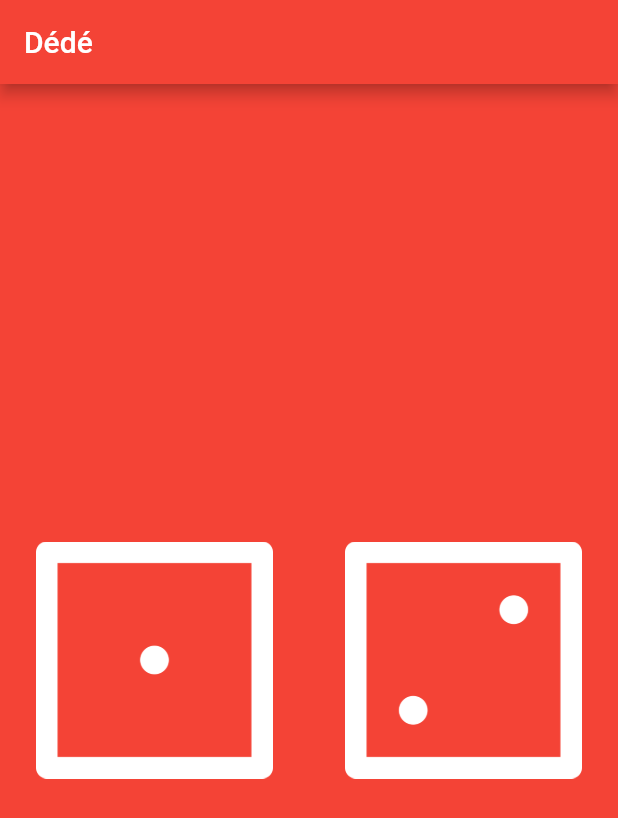
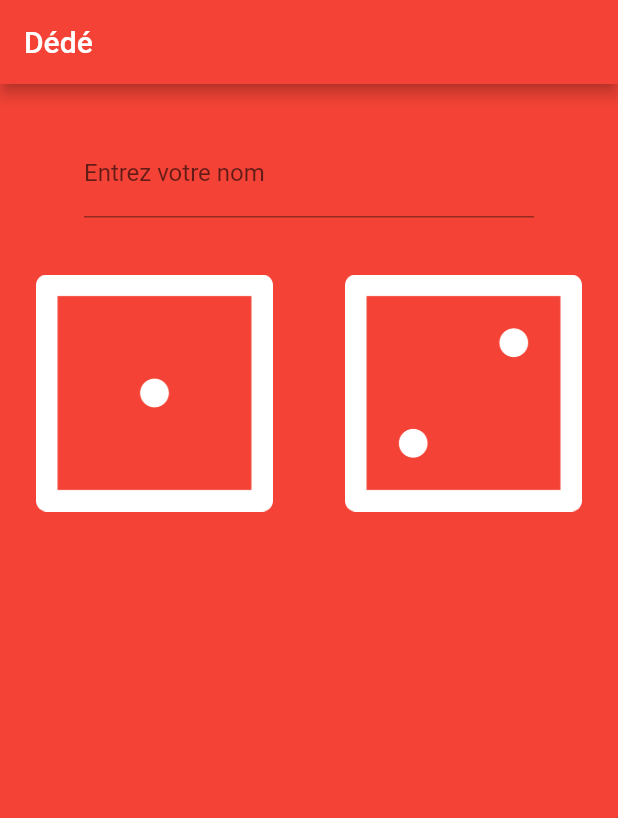
Before and after one commit to houdja/dede, a Flutter app: the screen it shows after launch, on a phone screen of 412 x 824 dp. Shown: the top 818 px of the screen. Run offline on Flutter 3.47's test engine with Material 2 defaults, Android fonts, the phone set to English and light mode, and no system bars.

Commit message:
import du package http + import de dart:convert + modification de la fonction randNUm et randDice + ajout d'un input

```diff
--- a/lib/main.dart
+++ b/lib/main.dart
@@ -1,5 +1,8 @@
+import 'dart:convert';
+
 import 'package:flutter/material.dart';
 import 'dart:math';
+import "package:http/http.dart" as http;
 
 void main() {
   return runApp(
@@ -24,23 +27,37 @@ class DicePage extends StatefulWidget {
 class _DicePage extends State<DicePage> {
   int leftDiceNumber = 1;
   int rightDiceNumber = 2;
-  var randNum = () {
+
+  get randNum => () {
         return Random().nextInt(6) + 1;
       };
 
   void randDice() {
-    setState(
-      () {
     leftDiceNumber = randNum();
     rightDiceNumber = randNum();
-      },
-    );
   }
+
+  final url = 'https://localhost/testpdo/traitement.php';
 
   @override
   Widget build(BuildContext context) {
     return Center(
-      child: Row(
+      child: Column(
+        children: [
+          SizedBox(
+            width: 300,
+            child: Padding(
+              padding: EdgeInsets.symmetric(vertical: 30.0),
+              child: TextField(
+                decoration: InputDecoration(
+                  focusColor: Colors.white,
+                  border: UnderlineInputBorder(),
+                  labelText: 'Entrez votre nom',
+                ),
+              ),
+            ),
+          ),
+          Row(
             children: [
               Expanded(
                 flex: 1,
@@ -48,7 +65,11 @@ class _DicePage extends State<DicePage> {
                   padding: const EdgeInsets.symmetric(horizontal: 16.0),
                   child: TextButton(
                     onPressed: () {
+                      setState(
+                        () {
                           randDice();
+                        },
+                      );
                     },
                     child: Image.asset(
                       'images/dice$leftDiceNumber.png',
@@ -62,7 +83,11 @@ class _DicePage extends State<DicePage> {
                   padding: const EdgeInsets.symmetric(horizontal: 16.0),
                   child: TextButton(
                     onPressed: () {
+                      setState(
+                        () {
                           randDice();
+                        },
+                      );
                     },
                     child: Image.asset(
                       'images/dice$rightDiceNumber.png',
@@ -72,6 +97,8 @@ class _DicePage extends State<DicePage> {
               ),
             ],
           ),
+        ],
+      ),
     );
   }
 }
```
Lines whose indentation alone changed are shown as unchanged.
